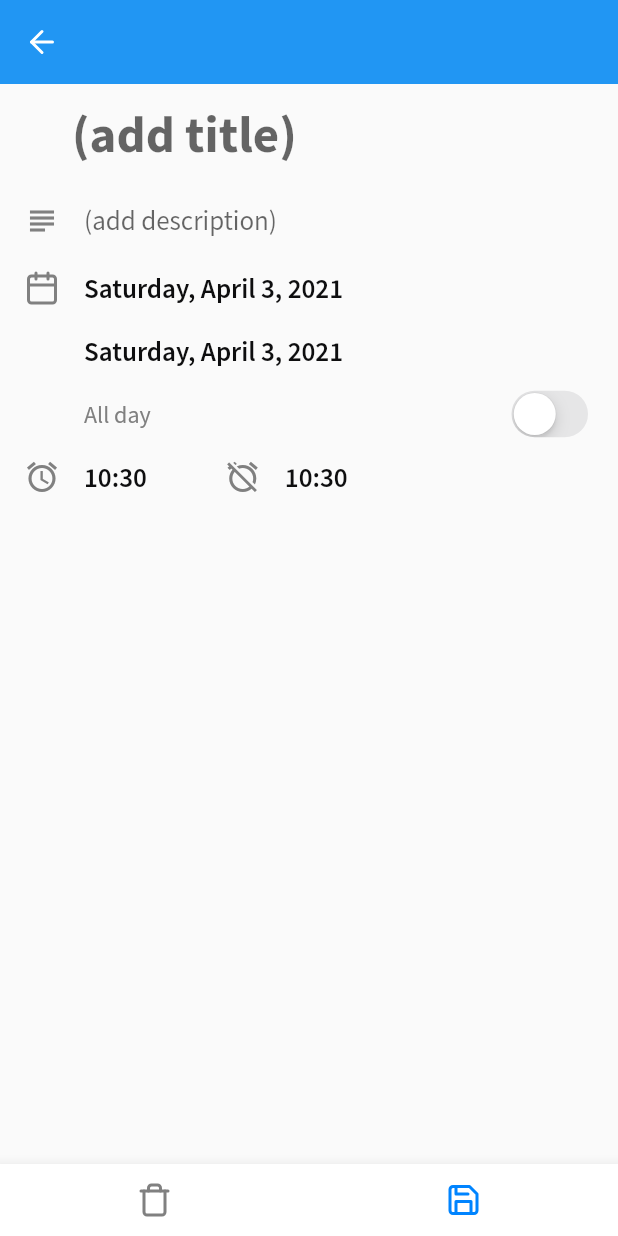
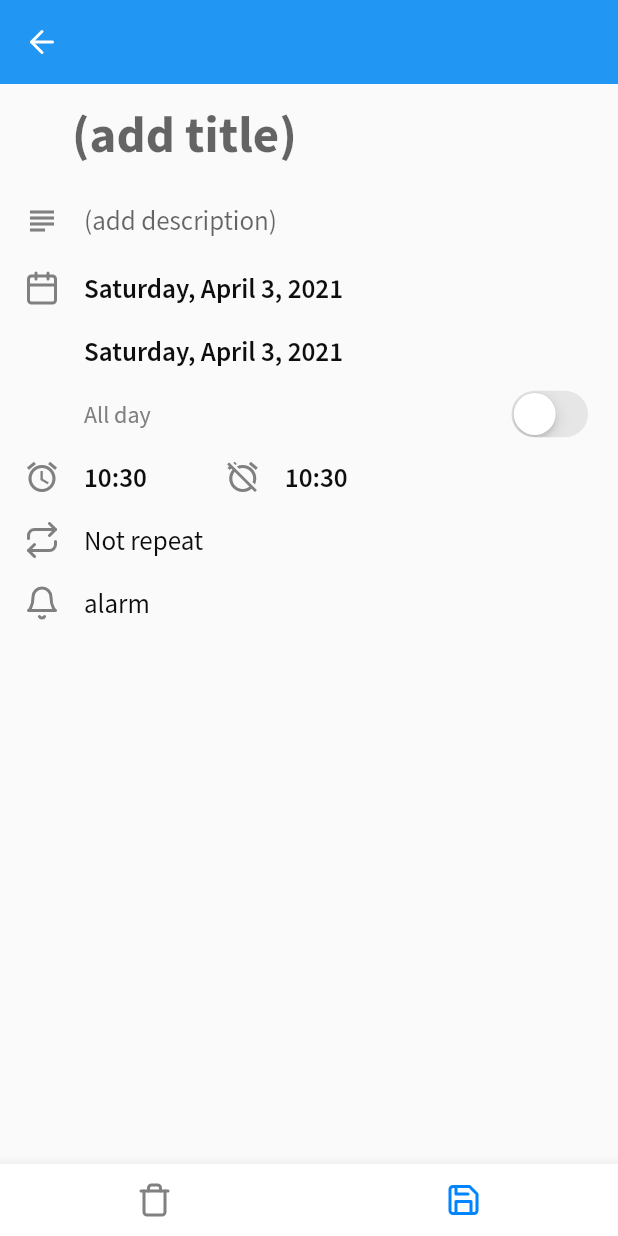
Before and after one commit to loowcode/calendaroo, a Flutter app: the DetailsPage screen opened by its route, on a phone screen of 412 x 824 dp. Run offline on Flutter 3.47's test engine with Material 2 defaults, Android fonts, the phone set to English and light mode, and no system bars; our stand-ins replace bloc, equatable, feather_icons_flutter, flutter_bloc, flutter_local_notifications, geolocator and 6 more; missing offline and left inert: flutter_alert; accounts and stored records are empty.

Commit message:
Add repeat and until

```diff
--- a/lib/blocs/calendar/calendar_bloc.dart
+++ b/lib/blocs/calendar/calendar_bloc.dart
@@ -57,7 +57,7 @@ class CalendarBloc extends Bloc<CalendarEvent, CalendarState> {
 
       var id = await _calendarItemRepository.add(calendarItem);
 
-      var calendarItemRepeat = buildCalendarItem(id, event.calendarItem);
+      var calendarItemRepeat = buildCalendarItemRepeat(id, event.calendarItem);
       await _calendarItemRepeatRepository.add(calendarItemRepeat);
 
       var mappedItems = await getCalendarItemInstances();
@@ -95,7 +95,7 @@ class CalendarBloc extends Bloc<CalendarEvent, CalendarState> {
     }
   }
 
-  CalendarItemRepeat buildCalendarItem(int id, CalendarItemModel calendarItem) {
+  CalendarItemRepeat buildCalendarItemRepeat(int id, CalendarItemModel calendarItem) {
     var repeatType = calendarItem.repeat.type;
 
     String day, weekDay, week, month, year;
@@ -132,6 +132,7 @@ class CalendarBloc extends Bloc<CalendarEvent, CalendarState> {
     return CalendarItemRepeat(
       calendarItemId: id,
       from: Date.convertToDate(calendarItem.start),
+      until: Date.convertToDate(calendarItem.until),
       day: day,
       weekDay: weekDay,
       week: week,
--- a/lib/blocs/details/details_event.dart
+++ b/lib/blocs/details/details_event.dart
@@ -1,5 +1,6 @@
 part of 'details_bloc.dart';
 
+// TODO: aggiungere alarms
 abstract class DetailsEvent extends Equatable {
   const DetailsEvent();
 }
@@ -13,6 +14,7 @@ class DetailsValuesChangedEvent extends DetailsEvent {
   final DateTime endTime;
   final bool allDay;
   final Repeat repeat;
+  final DateTime until;
   final CalendarItemModel calendarItem;
 
   DetailsValuesChangedEvent({
@@ -24,6 +26,7 @@ class DetailsValuesChangedEvent extends DetailsEvent {
     this.endTime,
     this.allDay,
     this.repeat,
+    this.until,
     this.calendarItem,
   });
 
@@ -37,6 +40,7 @@ class DetailsValuesChangedEvent extends DetailsEvent {
         endTime,
         allDay,
         repeat,
+        until,
         calendarItem,
       ];
 }
--- a/lib/blocs/details/details_state.dart
+++ b/lib/blocs/details/details_state.dart
@@ -9,6 +9,9 @@ class DetailsState extends Equatable {
   final DateTime endTime;
   final bool allDay;
   final Repeat repeat;
+
+  // TODO spostare until in repeat?
+  final DateTime until;
   final List<Alarm> alarms;
   final CalendarItemModel calendarItem;
   final bool edited;
@@ -22,6 +25,7 @@ class DetailsState extends Equatable {
     this.endTime,
     this.allDay,
     this.repeat,
+    this.until,
     this.alarms,
     this.calendarItem,
     this.edited = false,
@@ -36,6 +40,7 @@ class DetailsState extends Equatable {
     DateTime endTime,
     bool allDay,
     Repeat repeat,
+    DateTime until,
     List<Alarm> alarms,
     CalendarItemModel calendarItem,
     bool edited,
@@ -49,6 +54,7 @@ class DetailsState extends Equatable {
       endTime: endTime ?? this.endTime,
       allDay: allDay ?? this.allDay,
       repeat: repeat ?? this.repeat,
+      until: until ?? this.until,
       alarms: alarms ?? this.alarms,
       calendarItem: calendarItem ?? this.calendarItem,
       edited: edited ?? this.edited,
@@ -65,6 +71,7 @@ class DetailsState extends Equatable {
         endTime,
         allDay,
         repeat,
+        until,
         alarms,
         calendarItem,
         edited,
--- a/lib/model/repeat.model.dart
+++ b/lib/model/repeat.model.dart
@@ -1,8 +1,10 @@
 import 'dart:convert';
 
-class Repeat {
-  RepeatType type;
-  String payload;
+import 'package:equatable/equatable.dart';
+
+class Repeat extends Equatable {
+  final RepeatType type;
+  final String payload;
 
   Repeat({this.type, this.payload});
 
@@ -49,6 +51,21 @@ class Repeat {
         return 'never';
     }
   }
+
+  Repeat copyWith({RepeatType type, String payload}) {
+    return Repeat(
+      type: type ?? this.type,
+      payload: payload ?? this.payload,
+    );
+  }
+
+  @override
+  String toString() {
+    return 'Repeat{type: $type, payload: $payload}';
+  }
+
+  @override
+  List<Object> get props => [type, payload];
 }
 
 enum RepeatType { daily, weekly, monthly, yearly, never }
--- a/lib/models/calendar_item/calendar_item.model.dart
+++ b/lib/models/calendar_item/calendar_item.model.dart
@@ -6,9 +6,10 @@ class CalendarItemModel {
   String description;
   DateTime start;
   DateTime end;
+
   // bool allDay;
   Repeat repeat;
-  // DateTime until;
+  DateTime until;
 
   CalendarItemModel({
     this.id, // era required
@@ -18,7 +19,7 @@ class CalendarItemModel {
     this.end,
     // this.allDay,
     this.repeat,
-    // this.until,
+    this.until,
   });
 
   factory CalendarItemModel.fromMap(Map<String, dynamic> map) {
@@ -30,7 +31,7 @@ class CalendarItemModel {
       end: DateTime.parse(map['end'] as String),
       // allDay: (map['allDay'] as int) == 1 ? true : false,
       repeat: Repeat.fromJson(map['repeat'] as String),
-      // until: DateTime.parse(map['until'] as String ?? map['start'] as String),
+      until: DateTime.parse(map['until'] as String ?? map['start'] as String),
     );
   }
 
@@ -43,7 +44,7 @@ class CalendarItemModel {
     map['end'] = end.toIso8601String();
     // map['allDay'] = allDay ? 1 : 0;
     map['repeat'] = repeat.toJson();
-    // map['until'] = until?.toIso8601String();
+    map['until'] = until?.toIso8601String();
     return map;
   }
 
--- a/lib/pages/details/details.page.dart
+++ b/lib/pages/details/details.page.dart
@@ -228,6 +228,74 @@ class _DetailsPageState extends State<DetailsPage> {
                         )
                       else
                         const SizedBox(),
+                      _rowTile(
+                        leading: Icon(FeatherIcons.repeat, color: grey),
+                        title: GestureDetector(
+                          onTap: () => showModalBottomSheet<Widget>(
+                            context: context,
+                            builder: (context) {
+                              return _buildRepeatModal(context, bloc, state);
+                            },
+                          ),
+                          child: Text(
+                            AppLocalizations.of(context).translate(
+                                Repeat.repeatToString(state.repeat.type)),
+                            style: Theme.of(context).textTheme.bodyText1,
+                          ),
+                        ),
+                      ),
+                      state.repeat.type != RepeatType.never
+                          ? _rowTile(
+                              leading: Icon(Icons.vertical_align_bottom,
+                                  color: grey),
+                              title: GestureDetector(
+                                  onTap: () async {
+                                    FocusScope.of(context)
+                                        .requestFocus(FocusNode());
+                                    var stop = await showDatePicker(
+                                        context: context,
+                                        initialDate: DateTime.now(),
+                                        firstDate: state.startDate,
+                                        lastDate: DateTime(3000));
+                                    if (stop != null) {
+                                      bloc.add(DetailsValuesChangedEvent(
+                                        until: stop,
+                                      ));
+                                    }
+                                  },
+                                  child: Text(
+                                    state.until != null
+                                        ? '${AppLocalizations.of(context).until} ${_formatterDate.format(state.until)}'
+                                        : AppLocalizations.of(context)
+                                            .setStopDate,
+                                    style:
+                                        Theme.of(context).textTheme.bodyText1,
+                                    maxLines: 2,
+                                  )),
+                              trailing: state.until != null
+                                  ? IconButton(
+                                      onPressed: () {
+                                        bloc.add(DetailsValuesChangedEvent(
+                                          until: null, // TODO: probabilmente col null non lancia l'evento
+                                        ));
+                                      },
+                                      icon: Icon(Icons.close, color: grey),
+                                    )
+                                  : SizedBox())
+                          : SizedBox(),
+                      _rowTile(
+                        leading: Icon(
+                          FeatherIcons.bell,
+                          color: grey,
+                        ),
+                        title: GestureDetector(
+                          onTap: () async {},
+                          child: Text(
+                            state.alarms.isEmpty ? 'set alarm' : 'alarm',
+                            style: Theme.of(context).textTheme.bodyText1,
+                          ),
+                        ),
+                      )
                     ],
                   ),
                 )
@@ -521,22 +589,6 @@ class _DetailsPageState extends State<DetailsPage> {
     return state.calendarItem != null;
   }
 
-  // TODO: migrate to bloc
-  // Event _createNewEvent(int id) {
-  //   return EventUtils.createNewEvent(
-  //     id: id,
-  //     title: _title,
-  //     description: _description,
-  //     start: DateTime(_startDate.year, _startDate.month, _startDate.day,
-  //         _startTime.hour, _startTime.minute),
-  //     end: DateTime(_endDate.year, _endDate.month, _endDate.day, _endTime.hour,
-  //         _endTime.minute),
-  //     allDay: _allDay,
-  //     repeat: _repeat,
-  //     until: _until,
-  //   );
-  // }
-
   Widget _buildRepeatModal(
       BuildContext context, DetailsBloc bloc, DetailsState state) {
     var selected = state.repeat.type;
@@ -617,8 +669,10 @@ class _DetailsPageState extends State<DetailsPage> {
                                   textColor: AppTheme
                                       .primaryTheme.textTheme.button.color,
                                   onPressed: () {
-                                    var newRepeat = state.repeat;
-                                    newRepeat.type = selected;
+                                    var newRepeat = state.repeat.copyWith(
+                                      type: selected,
+                                    );
+                                    print(newRepeat);
 
                                     bloc.add(DetailsValuesChangedEvent(
                                         repeat: newRepeat));
```
Also changed, not shown: lib/blocs/details/details_bloc.dart (+7 -3 lines).
